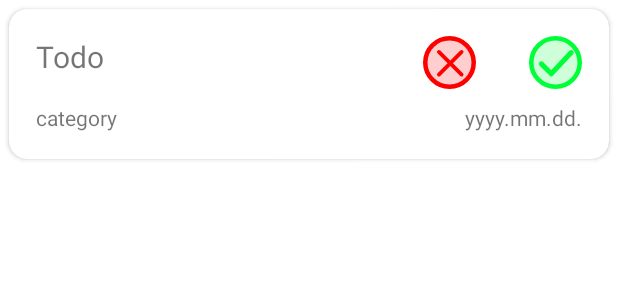
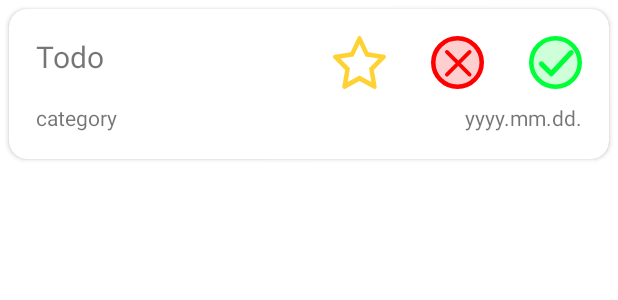
Before and after one commit to pytke2756/tick-off, an Android app: the layout list_item_todo.xml on its own in the app's theme, with its tools: preview values and no code run, on a phone screen of 412 x 824 dp. Shown: the top 300 px of the screen. Run offline under Robolectric (Android 15) with nearby library versions, the phone set to English and light mode, and no system bars; network calls fail.

Commit message:
Favorites demo

```diff
--- a/app/src/main/java/com/example/tickoff/activities/MainActivity.java
+++ b/app/src/main/java/com/example/tickoff/activities/MainActivity.java
@@ -93,6 +93,8 @@ public class MainActivity extends AppCompatActivity implements RequestTask.OutRe
                         getSupportFragmentManager().beginTransaction().replace(R.id.fragment_container, new Done()).commit();
                         break;
                     case R.id.favorites:
+                        RequestTask favorites = new RequestTask(MainActivity.this, "todo", "GET");
+                        favorites.execute();
                         sendDataTo = R.id.favorites;
                         getSupportFragmentManager().beginTransaction().replace(R.id.fragment_container, new Favorites()).commit();
                         break;
--- /dev/null
+++ b/app/src/main/res/drawable/ic_star_not_important.xml
@@ -0,0 +1,9 @@
+<vector xmlns:android="http://schemas.android.com/apk/res/android"
+    android:width="35dp"
+    android:height="35dp"
+    android:viewportWidth="35"
+    android:viewportHeight="35">
+  <path
+      android:pathData="M33.8688,12.3245L23.3764,10.7277L18.6861,0.7703C18.558,0.4977 18.3472,0.277 18.0869,0.1428C17.434,-0.1947 16.6405,0.0866 16.3141,0.7703L11.6237,10.7277L1.1314,12.3245C0.8421,12.3678 0.5777,12.5106 0.3752,12.7269C0.1304,12.9904 -0.0045,13.3449 0.0001,13.7125C0.0048,14.0801 0.1486,14.4307 0.4,14.6873L7.9913,22.4377L6.1978,33.3817C6.1557,33.6363 6.1827,33.8981 6.2755,34.1375C6.3683,34.3769 6.5233,34.5842 6.7229,34.7361C6.9225,34.8879 7.1588,34.9781 7.4049,34.9965C7.651,35.0149 7.8971,34.9607 8.1153,34.84L17.5001,29.6731L26.8849,34.84C27.1411,34.9828 27.4387,35.0304 27.7238,34.9785C28.4428,34.8487 28.9263,34.1347 28.8024,33.3817L27.0089,22.4377L34.6002,14.6873C34.8068,14.4752 34.9432,14.1983 34.9845,13.8953C35.0961,13.1381 34.5919,12.437 33.8688,12.3245V12.3245ZM23.8145,21.3472L25.3063,30.4477L17.5001,26.1549L9.6939,30.452L11.1857,21.3515L4.8713,14.9036L13.599,13.5751L17.5001,5.2968L21.4011,13.5751L30.1289,14.9036L23.8145,21.3472Z"
+      android:fillColor="#FFD233"/>
+</vector>
--- a/app/src/main/res/layout/fragment_favorites.xml
+++ b/app/src/main/res/layout/fragment_favorites.xml
@@ -5,9 +5,9 @@
     android:layout_height="match_parent"
     tools:context=".fragments.Favorites">
 
-    <TextView
+    <androidx.recyclerview.widget.RecyclerView
         android:layout_width="match_parent"
         android:layout_height="match_parent"
-        android:text="Csillagozottak" />
+        android:id="@+id/todos_user_favorites_todos"/>
 
 </FrameLayout>
--- a/app/src/main/res/layout/list_item_todo.xml
+++ b/app/src/main/res/layout/list_item_todo.xml
@@ -23,9 +23,18 @@
             android:layout_alignParentStart="true"/>
 
         <androidx.appcompat.widget.AppCompatImageButton
+            android:id="@+id/todo_important"
+            android:layout_width="wrap_content"
+            android:layout_height="wrap_content"
+            android:layout_toLeftOf="@+id/todo_cancel"
+            android:background="?android:attr/selectableItemBackground"
+            android:src="@drawable/ic_star_not_important"/>
+
+        <androidx.appcompat.widget.AppCompatImageButton
             android:id="@+id/todo_cancel"
             android:layout_width="wrap_content"
             android:layout_height="wrap_content"
+            android:layout_marginLeft="30dp"
             android:layout_toLeftOf="@+id/todo_done"
             android:background="?android:attr/selectableItemBackground"
             android:src="@drawable/ic_x" />
@@ -37,7 +46,7 @@
             android:layout_alignParentEnd="true"
             android:background="?android:attr/selectableItemBackground"
             android:src="@drawable/ic_tick"
-            android:layout_marginLeft="35dp"/>
+            android:layout_marginLeft="30dp"/>
 
         <androidx.appcompat.widget.AppCompatTextView
             android:layout_width="wrap_content"
```
Also changed, not shown: app/src/main/java/com/example/tickoff/MyAdapter.java (+52 -5 lines), app/src/main/java/com/example/tickoff/fragments/Favorites.java (+106 -2 lines), app/src/main/res/drawable/ic_star_important.xml (added, +9 -0 lines).
